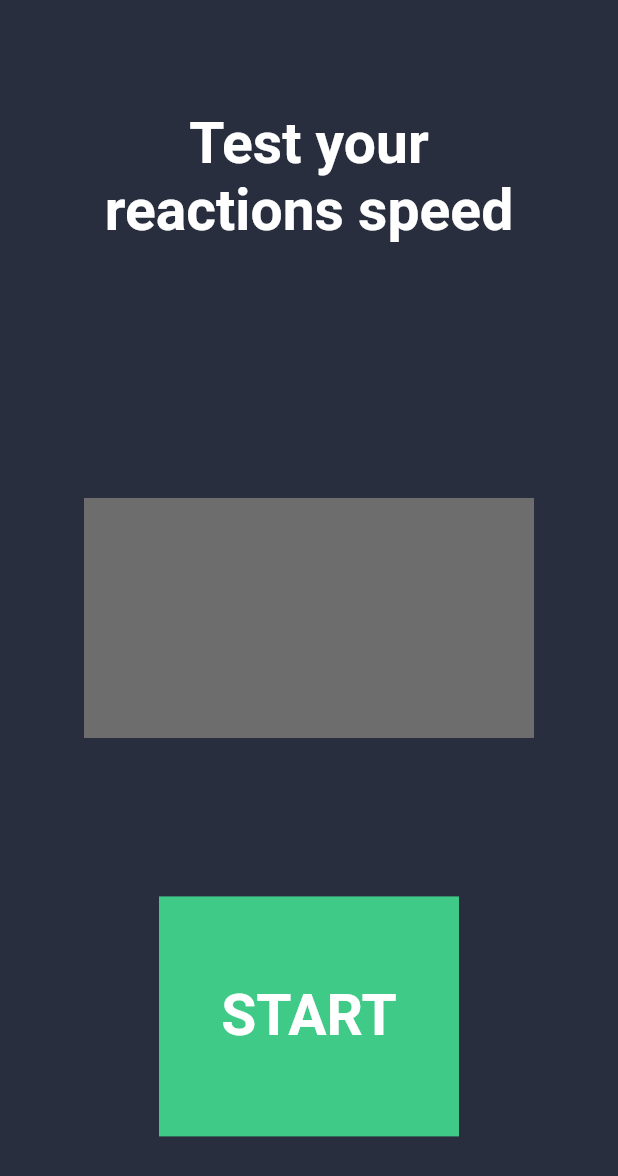
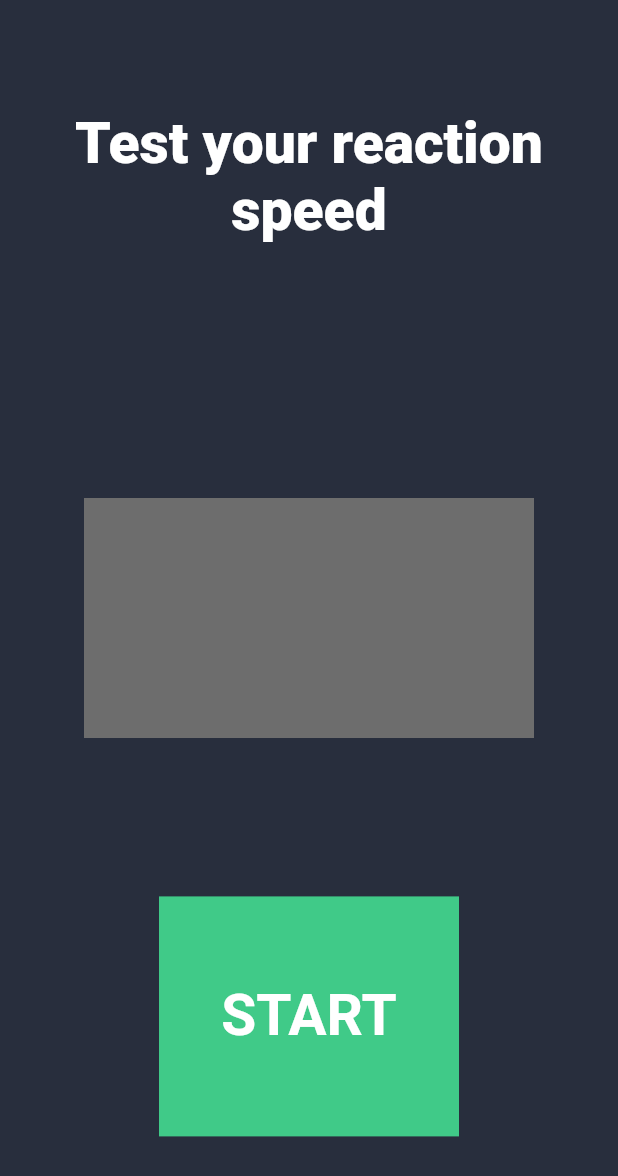
Before and after one commit to roman8361/skillbranch-course, a Flutter app: the screen it shows after launch, on a phone screen of 412 x 824 dp. Shown: the top 1176 px of the screen. Run offline on Flutter 3.47's test engine with Material 2 defaults, Android fonts, the phone set to English and light mode, and no system bars.

Commit message:
Правки

```diff
--- a/lib/main.dart
+++ b/lib/main.dart
@@ -36,16 +36,13 @@ class _MyHomePageState extends State<MyHomePage> {
         backgroundColor: Color(0xFF282E3D),
         body: Stack(children: [
           Align(
-            alignment: const Alignment(0, -0.8),
-            child: Text(
-              "Test your \nreactions speed",
-              textAlign: TextAlign.center,
-              style: TextStyle(
-                  fontSize: 38,
-                  fontWeight: FontWeight.bold,
-                  color: Colors.white),
-            ),
-          ),
+              alignment: const Alignment(0, -0.8),
+              child: Text("Test your reaction speed",
+                  textAlign: TextAlign.center,
+                  style: TextStyle(
+                      fontSize: 38,
+                      fontWeight: FontWeight.w900,
+                      color: Colors.white))),
           Align(
             alignment: Alignment.center,
             child: ColoredBox(
```
